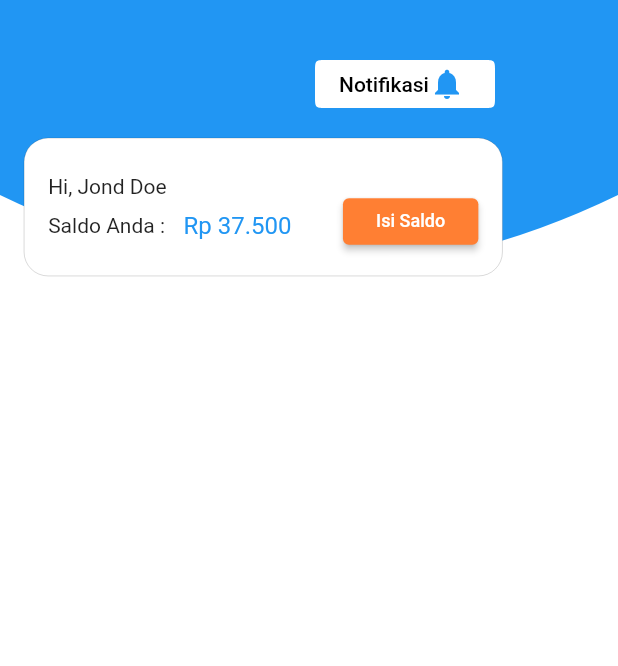
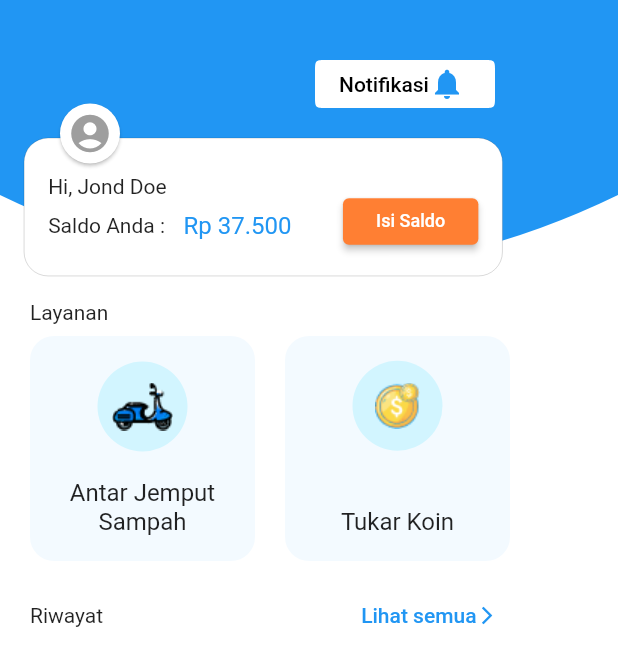
Before and after one commit to denyocrworld/bank-sammpah2, a Flutter app: the screen it shows after launch, on a phone screen of 412 x 824 dp. Shown: the top 666 px of the screen. Run offline on Flutter 3.47's test engine with Material 2 defaults, Android fonts, the phone set to English and light mode, and no system bars; our stand-ins replace go_router.

Commit message:
new_home_page

```diff
--- a/lib/pages/home/home_page.dart
+++ b/lib/pages/home/home_page.dart
@@ -24,9 +24,12 @@ class _HomeScreenState extends State<HomeScreen> {
             ),
           ),
           Column(
+            children: [
+              Column(
                 children: <Widget>[
                   Padding(
-                padding: const EdgeInsets.only(top: 40, right: 21, left: 210),
+                    padding:
+                        const EdgeInsets.only(top: 40, right: 21, left: 210),
                     child: SizedBox(
                       height: 32,
                       width: 120,
@@ -36,7 +39,8 @@ class _HomeScreenState extends State<HomeScreen> {
                           children: [
                             Text(
                               'Notifikasi',
-                          style: TextStyle(color: Colors.black, fontSize: 14),
+                              style:
+                                  TextStyle(color: Colors.black, fontSize: 14),
                             ),
                             Icon(
                               Icons.notifications,
@@ -120,6 +124,133 @@ class _HomeScreenState extends State<HomeScreen> {
                     ),
                   ),
                 ],
+              ),
+            ],
+          ),
+          Padding(
+            padding: const EdgeInsets.only(top: 65, left: 36),
+            child: FloatingActionButton(
+              onPressed: () {},
+              child: Icon(
+                Icons.account_circle,
+                size: 30.0,
+                color: Colors.grey,
+              ),
+              mini: true,
+              backgroundColor: Colors.white,
+              elevation: 1,
+            ),
+          ),
+          Padding(
+            padding: const EdgeInsets.only(top: 200),
+            child: Column(
+              crossAxisAlignment: CrossAxisAlignment.start,
+              children: [
+                Padding(
+                  padding: const EdgeInsets.only(left: 20),
+                  child: Text('Layanan'),
+                ),
+                Row(
+                  children: [
+                    Padding(
+                      padding: const EdgeInsets.only(top: 8, left: 20),
+                      child: Container(
+                        height: 150,
+                        width: 150,
+                        decoration: BoxDecoration(
+                          borderRadius: BorderRadius.circular(16),
+                          color: Color(0xFFF3FAFF),
+                        ),
+                        child: Column(
+                          mainAxisAlignment: MainAxisAlignment.center,
+                          children: [
+                            CircleAvatar(
+                              backgroundColor:
+                                  Color.fromARGB(99, 157, 238, 254),
+                              radius: 30,
+                              child: Image.asset(
+                                'asset/images/motr1.png',
+                                width: 50,
+                                height: 50,
+                              ),
+                            ),
+                            Padding(
+                              padding: const EdgeInsets.only(top: 18),
+                              child: Text(
+                                "Antar Jemput Sampah",
+                                style: TextStyle(fontSize: 16),
+                                textAlign: TextAlign.center,
+                              ),
+                            )
+                          ],
+                        ),
+                      ),
+                    ),
+                    Padding(
+                      padding:
+                          const EdgeInsets.only(top: 8, right: 20, left: 20),
+                      child: Container(
+                        height: 150,
+                        width: 150,
+                        decoration: BoxDecoration(
+                          borderRadius: BorderRadius.circular(16),
+                          color: Color(0xFFF3FAFF),
+                        ),
+                        child: Column(
+                          mainAxisAlignment: MainAxisAlignment.center,
+                          children: [
+                            CircleAvatar(
+                              backgroundColor:
+                                  Color.fromARGB(99, 157, 238, 254),
+                              radius: 30,
+                              child: Image.asset(
+                                'asset/images/uang.png',
+                                width: 50,
+                                height: 50,
+                              ),
+                            ),
+                            Padding(
+                              padding: const EdgeInsets.only(top: 38),
+                              child: Text(
+                                "Tukar Koin",
+                                style: TextStyle(fontSize: 16),
+                                textAlign: TextAlign.center,
+                              ),
+                            )
+                          ],
+                        ),
+                      ),
+                    ),
+                  ],
+                ),
+                Row(
+                  children: [
+                    Padding(
+                      padding: const EdgeInsets.only(top: 12, left: 20),
+                      child: Text('Riwayat'),
+                    ),
+                    Padding(
+                      padding: const EdgeInsets.only(
+                        top: 12,
+                        left: 164,
+                      ),
+                      child: TextButton(
+                        onPressed: () {},
+                        child: Row(
+                          children: [
+                            Text('Lihat semua'),
+                            Icon(
+                              Icons.arrow_forward_ios_outlined,
+                              size: 14,
+                            ),
+                          ],
+                        ),
+                      ),
+                    ),
+                  ],
+                )
+              ],
+            ),
           )
         ],
       ),
```
Lines whose indentation alone changed are shown as unchanged.
